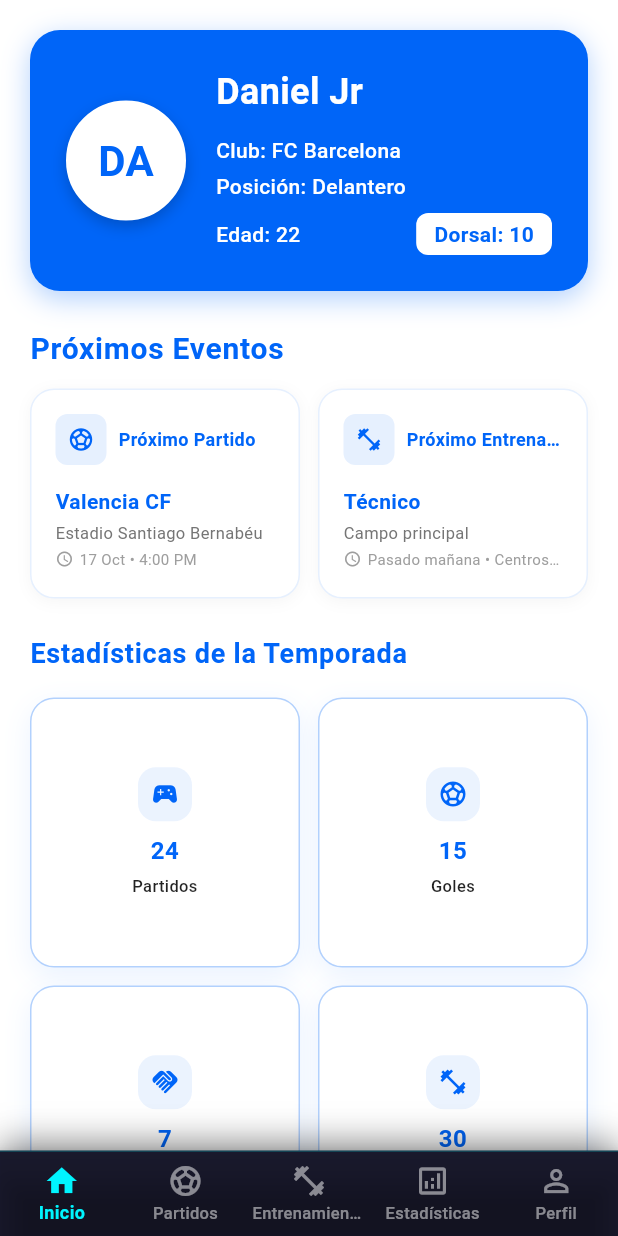
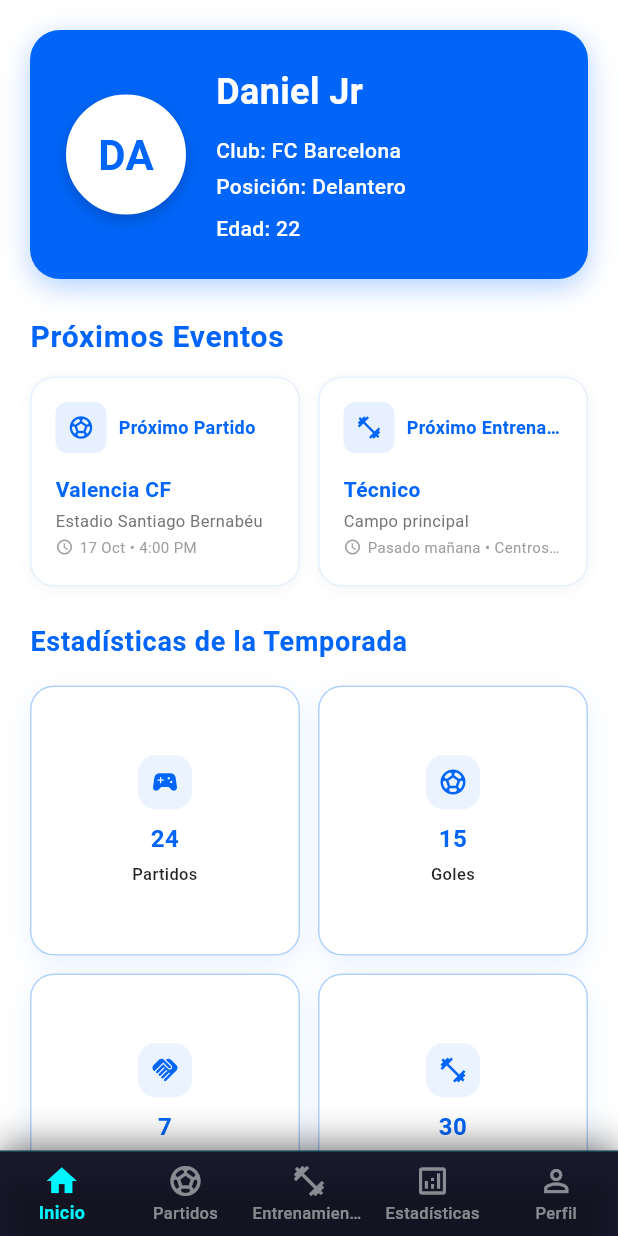
Before and after one commit to DaniielJr10/soccerlife, a Flutter app: the PrincipalPage screen opened directly, on a phone screen of 412 x 824 dp. Run offline on Flutter 3.47's test engine with Material 3 defaults, Android fonts, the phone set to English and light mode, and no system bars; our stand-ins replace image_picker.

Commit message:
se borro dorsal de tarjeta de jugador, hasta aqui todo melo

```diff
--- a/lib/pantallas/principal.dart
+++ b/lib/pantallas/principal.dart
@@ -241,9 +241,6 @@ class _PrincipalPageState extends State<PrincipalPage> {
                   ],
                 ),
                 const SizedBox(height: 8),
-                Row(
-                  mainAxisAlignment: MainAxisAlignment.spaceBetween,
-                  children: [
                 Text(
                   'Edad: ${_perfilJugador.edad}',
                   style: const TextStyle(
@@ -251,23 +248,6 @@ class _PrincipalPageState extends State<PrincipalPage> {
                     fontSize: 14,
                     fontWeight: FontWeight.w500,
                   ),
-                    ),
-                    Container(
-                      padding: const EdgeInsets.symmetric(horizontal: 12, vertical: 4),
-                      decoration: BoxDecoration(
-                        color: Colors.white,
-                        borderRadius: BorderRadius.circular(8),
-                      ),
-                      child: Text(
-                        'Dorsal: ${_perfilJugador.numero}',
-                        style: const TextStyle(
-                          color: Color(0xFF0065F8),
-                          fontSize: 14,
-                          fontWeight: FontWeight.bold,
-                        ),
-                      ),
-                    ),
-                  ],
                 ),
               ],
             ),
```
Lines whose indentation alone changed are shown as unchanged.
